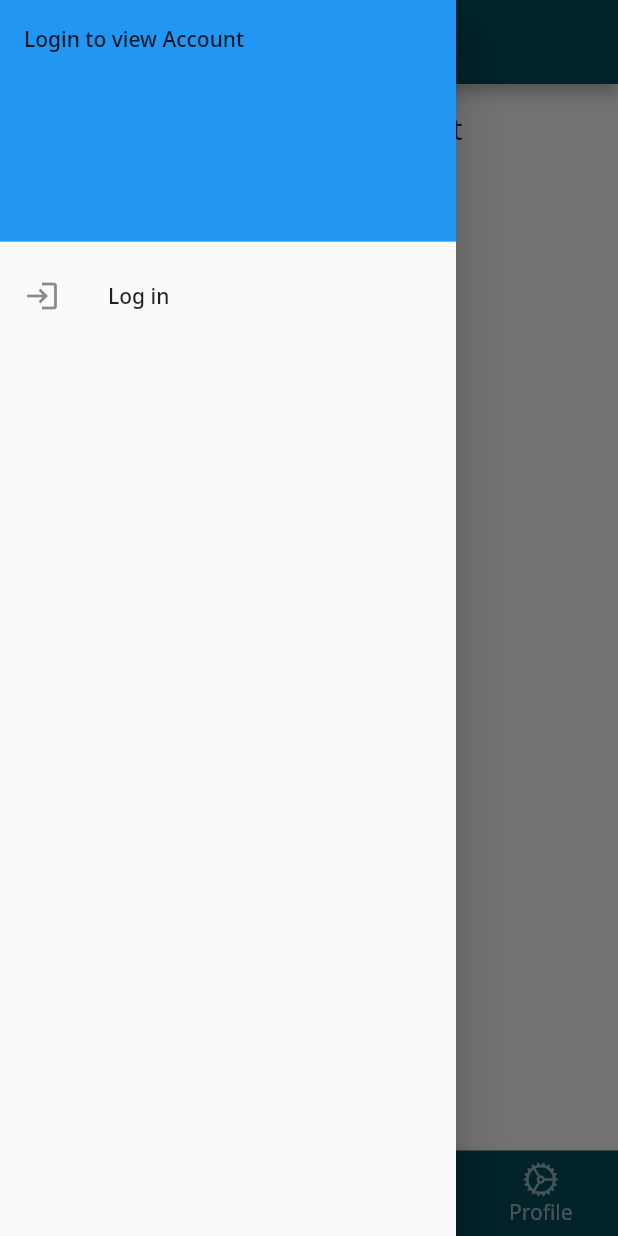
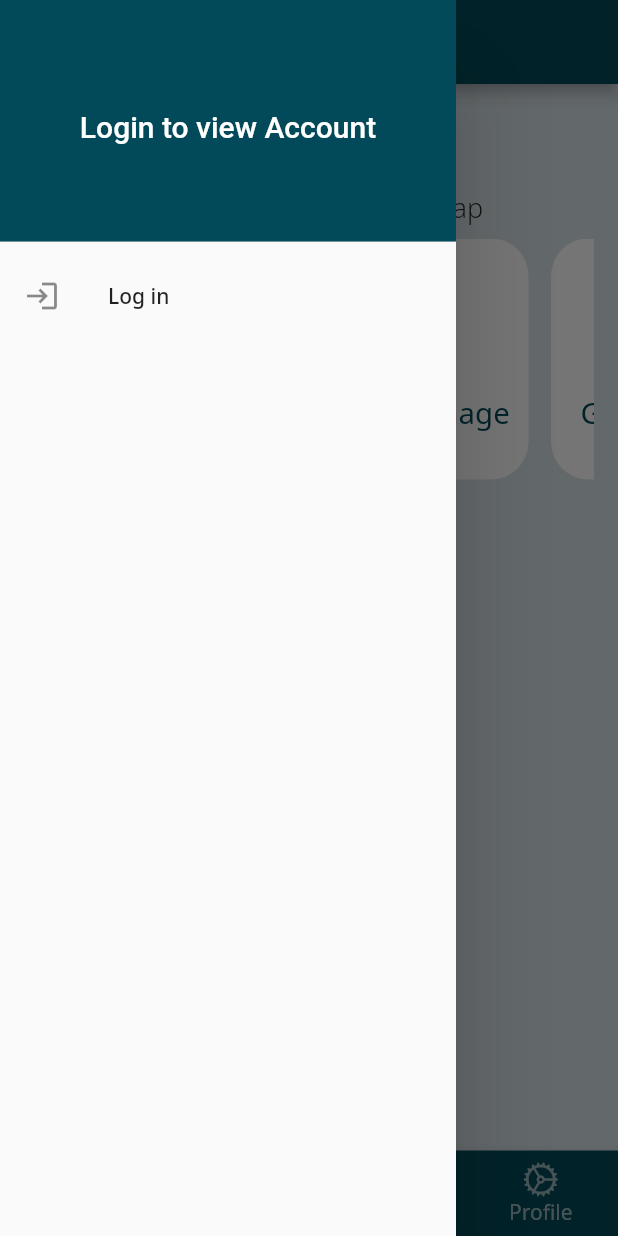
Before and after one commit to Shahidbangash/acumenmobile, a Flutter app: the screen it shows after launch, with the side drawer open, on a phone screen of 412 x 824 dp. Run offline on Flutter 3.47's test engine with Material 2 defaults, Android fonts, the light colour scheme and no system bars; our stand-ins replace cloud_firestore, firebase_auth, firebase_core, google_fonts, image_picker; missing offline and left inert: export_video_frame, google_ml_kit; accounts and stored records are empty.

Commit message:
Fixed Issue with pop screena fter gallery

```diff
--- a/lib/Screens/homePage/MainScreenView.dart
+++ b/lib/Screens/homePage/MainScreenView.dart
@@ -1,11 +1,14 @@
 import 'dart:io';
 
+import 'package:acumenmobile/Theme/colors.dart';
+import 'package:acumenmobile/reusableComponents/homePageCard.dart';
 import 'package:acumenmobile/reusableComponents/rectanglePainter.dart';
 import 'package:acumenmobile/reusableFunction/calculateSmile.dart';
 import 'package:acumenmobile/reusableFunction/createImageStream.dart';
 import 'package:acumenmobile/reusableFunction/detectFace.dart';
 import 'package:acumenmobile/utils/const.dart';
 import 'package:export_video_frame/export_video_frame.dart';
+import 'package:flutter/cupertino.dart';
 import 'package:flutter/material.dart';
 import 'package:google_ml_kit/google_ml_kit.dart';
 import 'package:image_picker/image_picker.dart';
@@ -49,7 +52,7 @@ class _MainPageScreenState extends State<MainPageScreen> {
     )
         .then(
       (value) async {
-        Navigator.of(context).pop();
+        // Navigator.of(context).pop();
         setState(() {
           imagesStream = createImageStream(xFile: value);
         });
@@ -69,7 +72,7 @@ class _MainPageScreenState extends State<MainPageScreen> {
     )
         .then((value) {
       setState(() {
-        Navigator.of(context).pop();
+        // Navigator.of(context).pop();
         imagesStream = ExportVideoFrame.exportImagesFromFile(
           File(value!.path), const Duration(milliseconds: 500), 0,
           // 3.14 / 2,
@@ -87,7 +90,11 @@ class _MainPageScreenState extends State<MainPageScreen> {
 
   @override
   Widget build(BuildContext context) {
-    return Column(
+    return Container(
+      height: height,
+      color: Color(0xFFD8E3E7),
+      child: SingleChildScrollView(
+        child: Column(
           children: [
             Padding(
               padding: const EdgeInsets.all(8.0),
@@ -166,10 +173,11 @@ class _MainPageScreenState extends State<MainPageScreen> {
                                                 children: [
                                                   Text("Emotion: "),
                                                   Text(
-                                                face.smilingProbability != null
+                                                    face.smilingProbability !=
+                                                            null
                                                         ? calculateSmile(
-                                                        smilingProbability: face
-                                                            .smilingProbability,
+                                                            smilingProbability:
+                                                                face.smilingProbability,
                                                           )
                                                         : "",
                                                   ),
@@ -190,7 +198,8 @@ class _MainPageScreenState extends State<MainPageScreen> {
                                                     "Custom Paint",
                                                     style: TextStyle(
                                                       fontSize: 30,
-                                                  fontStyle: FontStyle.italic,
+                                                      fontStyle:
+                                                          FontStyle.italic,
                                                     ),
                                                   ),
                                                 ),
@@ -224,14 +233,64 @@ class _MainPageScreenState extends State<MainPageScreen> {
                     );
                   } else {
                     return Container(
-                  child: Padding(
+                      height: height * 0.32,
                       padding: const EdgeInsets.all(8.0),
-                    child: Center(
+                      child: Flex(
+                        direction: Axis.vertical,
+                        // mainAxisAlignment: MainAxisAlignment.spaceAround,
+                        crossAxisAlignment: CrossAxisAlignment.start,
+                        children: [
+                          Padding(
+                            padding: const EdgeInsets.all(8.0),
                             child: Text(
-                        "No Media Selected Yet",
-                        textScaleFactor: 1.4,
+                              "Welcome to Acumen",
+                              style: TextStyle(
+                                fontWeight: FontWeight.bold,
+                                fontSize: 22,
+                                color: primaryColorAndPrimaryButtonColor,
                               ),
                             ),
+                          ),
+                          Padding(
+                            padding: const EdgeInsets.all(8.0),
+                            child: Text(
+                              "Get Your Expression done in one tap",
+                              style: TextStyle(
+                                fontWeight: FontWeight.w300,
+                                fontSize: 18,
+                              ),
+                            ),
+                          ),
+                          Expanded(
+                            child: GridView.count(
+                              mainAxisSpacing: 15,
+                              crossAxisSpacing: 15,
+                              scrollDirection: Axis.horizontal,
+                              crossAxisCount: 1,
+                              children: [
+                                InkWell(
+                                  onTap: () {
+                                    pickImage(
+                                      imageSource: ImageSource.gallery,
+                                    );
+                                  },
+                                  child: HomePageCard(
+                                    iconData: CupertinoIcons.photo,
+                                    title: "Gallery Image",
+                                  ),
+                                ),
+                                HomePageCard(
+                                  iconData: CupertinoIcons.camera,
+                                  title: "Camera Image",
+                                ),
+                                HomePageCard(
+                                  iconData: CupertinoIcons.video_camera,
+                                  title: "Gallery Video",
+                                ),
+                              ],
+                            ),
+                          )
+                        ],
                       ),
                     );
                   }
@@ -239,6 +298,8 @@ class _MainPageScreenState extends State<MainPageScreen> {
               ),
             )
           ],
+        ),
+      ),
     );
   }
 }
--- a/lib/reusableComponents/drawer.dart
+++ b/lib/reusableComponents/drawer.dart
@@ -1,5 +1,7 @@
+import 'package:acumenmobile/Theme/colors.dart';
 import 'package:acumenmobile/reusableFunction/FirebaseAuthentication.dart';
 import 'package:flutter/material.dart';
+import 'package:google_fonts/google_fonts.dart';
 
 class CustomDrawer extends StatelessWidget {
   const CustomDrawer({Key? key}) : super(key: key);
@@ -7,15 +9,40 @@ class CustomDrawer extends StatelessWidget {
   @override
   Widget build(BuildContext context) {
     return Drawer(
+      elevation: 30,
       child: ListView(
         children: [
           DrawerHeader(
             decoration: BoxDecoration(
-              color: Colors.blue,
+              gradient: LinearGradient(
+                colors: [
+                  primaryColorAndPrimaryButtonColor,
+                  primaryColorAndPrimaryButtonColor,
+                  // primaryColorAndPrimaryButtonColor,
+                  // const Color(0xFF334756),
+                  // const Color(0xFF082032),
+                  // const Color(0xFF082032),
+                ],
+                begin: const FractionalOffset(0.0, 0.0),
+                end: const FractionalOffset(1.0, 0.0),
+                stops: [0.0, 1.0],
+                tileMode: TileMode.mirror,
+              ),
+              // color: Colors.blue,
             ),
-            child: Text(getCurrentUser() != null
-                ? getCurrentUser()!.email ?? "email not provided"
-                : "Login to view Account"),
+            child: Center(
+              child: Text(
+                getCurrentUser() != null
+                    ? "Welcome " +
+                        "${getCurrentUser()!.displayName ?? 'Username not provided'}"
+                    : "Login to view Account",
+                style: TextStyle(
+                  fontFamily: GoogleFonts.roboto().fontFamily,
+                  color: Colors.white,
+                  fontSize: 20,
+                ),
+              ),
+            ),
           ),
           // ),
           getCurrentUser() != null
--- /dev/null
+++ b/lib/reusableComponents/homePageCard.dart
@@ -0,0 +1,47 @@
+import 'package:acumenmobile/Theme/colors.dart';
+import 'package:flutter/cupertino.dart';
+import 'package:flutter/material.dart';
+
+class HomePageCard extends StatelessWidget {
+  final String title;
+  final IconData iconData;
+  const HomePageCard({
+    Key? key,
+    required this.iconData,
+    required this.title,
+  }) : super(key: key);
+
+  @override
+  Widget build(BuildContext context) {
+    return Container(
+      decoration: BoxDecoration(
+        borderRadius: BorderRadius.circular(25),
+        gradient: LinearGradient(
+          colors: [
+            Colors.white,
+            Colors.white,
+          ],
+        ),
+      ),
+      padding: EdgeInsets.all(10),
+      child: Flex(
+        mainAxisAlignment: MainAxisAlignment.spaceEvenly,
+        direction: Axis.vertical,
+        children: [
+          Icon(
+            this.iconData,
+            size: 50,
+            color: primaryColorAndPrimaryButtonColor,
+          ),
+          Text(
+            this.title,
+            style: TextStyle(
+              color: primaryColorAndPrimaryButtonColor,
+            ),
+            textScaleFactor: 1.4,
+          )
+        ],
+      ),
+    );
+  }
+}
```
Also changed, not shown: lib/Theme/appTheme.dart (+5 -2 lines). Lines whose indentation alone changed are shown as unchanged.
